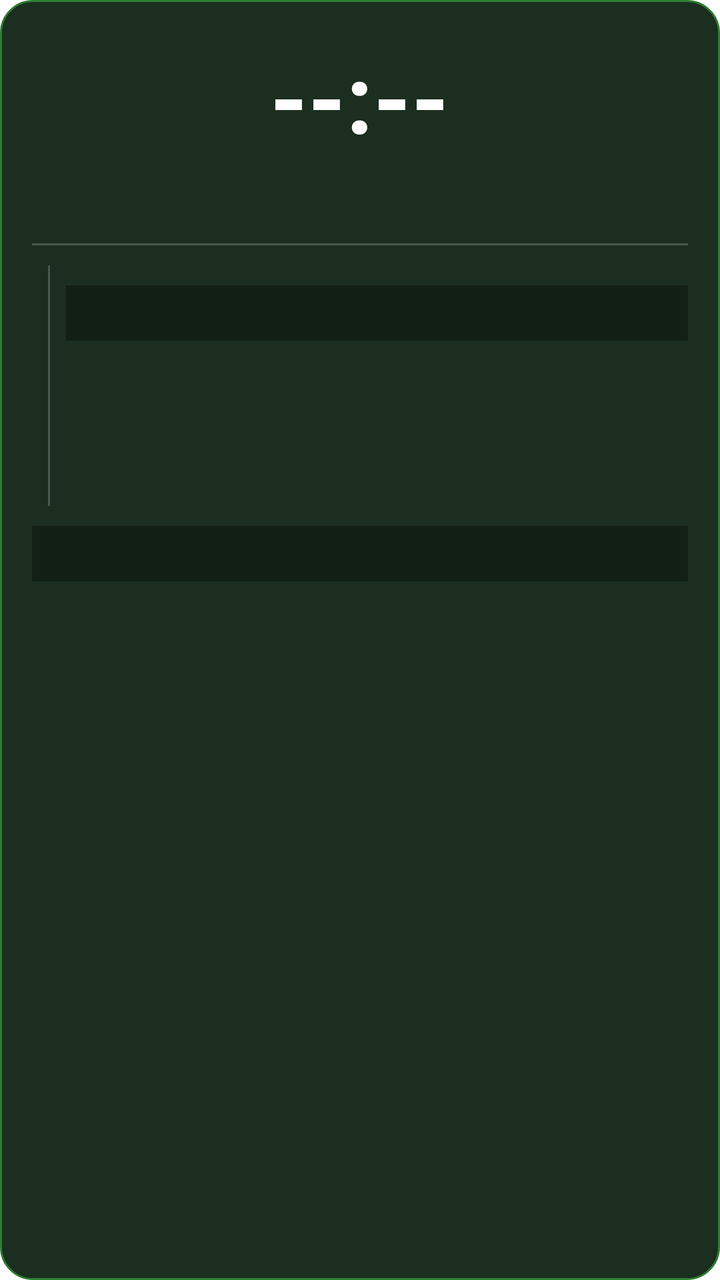
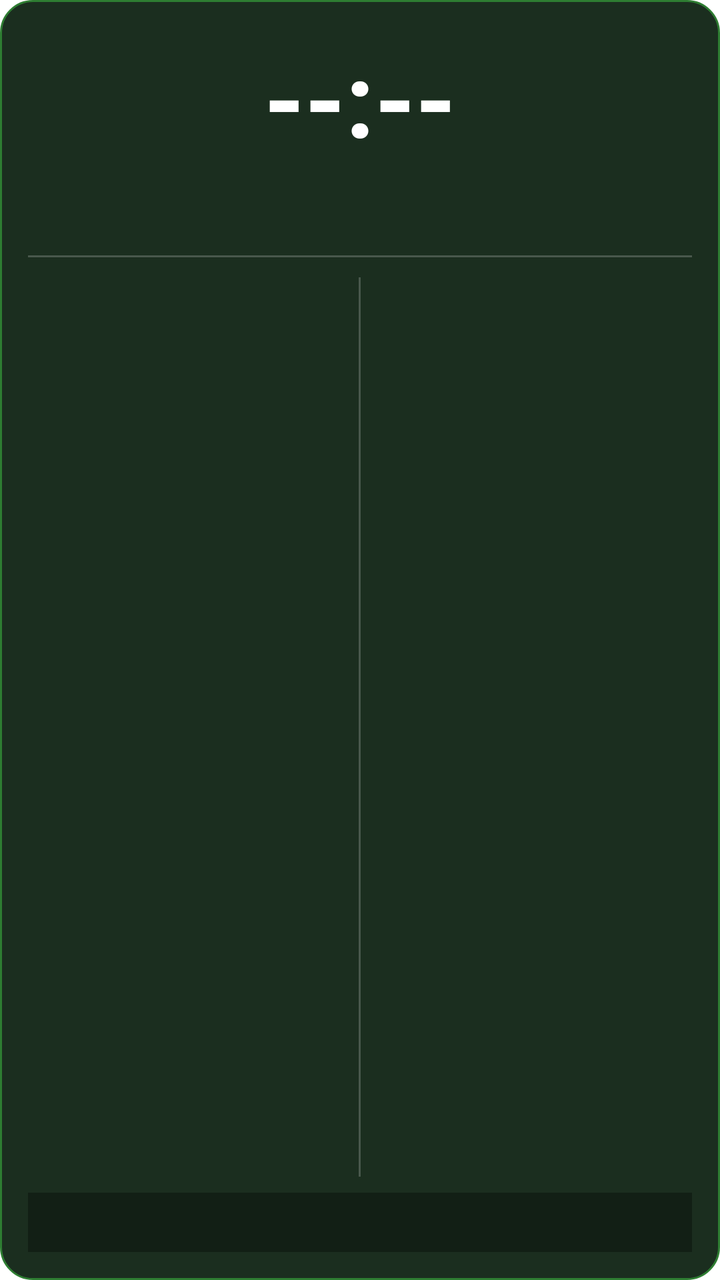

The first picture is an Android layout as it rendered before a commit; the second is the same layout after the commit. The layout source and the unified diff follow.
<!-- AndroidManifest.xml: fallback theme Theme.MaterialComponents.DayNight.NoActionBar -->
<!-- res/layout/prayer_widget_layout.xml -->
<?xml version="1.0" encoding="utf-8"?>
<LinearLayout xmlns:android="http://schemas.android.com/apk/res/android"
    android:layout_width="match_parent"
    android:layout_height="match_parent"
    android:orientation="vertical"
    android:background="@drawable/widget_background"
    android:padding="16dp"
    android:gravity="center_horizontal">

    
    <TextView
        android:id="@+id/widget_time"
        android:layout_width="wrap_content"
        android:layout_height="wrap_content"
        android:text="--:--"
        android:textColor="#FFFFFF"
        android:textSize="48sp"
        android:textStyle="bold" />

    
    <TextView
        android:id="@+id/widget_day"
        android:layout_width="wrap_content"
        android:layout_height="wrap_content"
        android:layout_marginTop="2dp"
        android:text=""
        android:textColor="#B0BEC5"
        android:textSize="22sp"
        android:textStyle="bold" />

    
    <TextView
        android:layout_width="match_parent"
        android:layout_height="1dp"
        android:layout_marginTop="10dp"
        android:layout_marginBottom="10dp"
        android:background="#33FFFFFF"
        android:text="" />

    
    <LinearLayout
        android:layout_width="match_parent"
        android:layout_height="wrap_content"
        android:orientation="horizontal">

        
        <LinearLayout
            android:layout_width="0dp"
            android:layout_height="wrap_content"
            android:layout_weight="1"
            android:orientation="vertical">

            <TextView
                android:id="@+id/widget_gregorian"
                android:layout_width="wrap_content"
                android:layout_height="wrap_content"
                android:text=""
                android:textColor="#E0E0E0"
                android:textSize="14sp"
                android:textStyle="bold" />

            <TextView
                android:id="@+id/widget_hijri"
                android:layout_width="wrap_content"
                android:layout_height="wrap_content"
                android:layout_marginTop="4dp"
                android:text=""
                android:textColor="#FFD54F"
                android:textSize="14sp"
                android:textStyle="bold" />

            <TextView
                android:id="@+id/widget_bangla_date"
                android:layout_width="wrap_content"
                android:layout_height="wrap_content"
                android:layout_marginTop="4dp"
                android:text=""
                android:textColor="#80DEEA"
                android:textSize="13sp"
                android:textStyle="bold" />

            
    <TextView
        android:id="@+id/widget_marquee"
        android:layout_width="match_parent"
        android:layout_height="wrap_content"
        android:layout_marginTop="10dp"
        android:paddingTop="6dp"
        android:paddingBottom="4dp"
        android:background="#55000000"
        android:text=""
        android:textColor="#FFD54F"
        android:textSize="13sp"
        android:textStyle="bold"
        android:singleLine="true"
        android:ellipsize="marquee"
        android:marqueeRepeatLimit="marquee_forever"
        android:focusable="true"
        android:focusableInTouchMode="true"
        android:scrollHorizontally="true"
        android:selected="true" />

</LinearLayout>

        
        <TextView
            android:layout_width="1dp"
            android:layout_height="match_parent"
            android:layout_marginStart="8dp"
            android:layout_marginEnd="8dp"
            android:background="#33FFFFFF"
            android:text="" />

        
        <LinearLayout
            android:layout_width="0dp"
            android:layout_height="wrap_content"
            android:layout_weight="1"
            android:orientation="vertical">

            <TextView
                android:id="@+id/widget_sunrise"
                android:layout_width="wrap_content"
                android:layout_height="wrap_content"
                android:text=""
                android:textColor="#FFD54F"
                android:textSize="13sp"
                android:textStyle="bold" />

            <TextView
                android:id="@+id/widget_sunset"
                android:layout_width="wrap_content"
                android:layout_height="wrap_content"
                android:layout_marginTop="3dp"
                android:text=""
                android:textColor="#FFD54F"
                android:textSize="13sp"
                android:textStyle="bold" />

            <TextView
                android:id="@+id/widget_sehri"
                android:layout_width="wrap_content"
                android:layout_height="wrap_content"
                android:layout_marginTop="6dp"
                android:text=""
                android:textColor="#00E676"
                android:textSize="13sp"
                android:textStyle="bold" />

            <TextView
                android:id="@+id/widget_iftar"
                android:layout_width="wrap_content"
                android:layout_height="wrap_content"
                android:layout_marginTop="3dp"
                android:text=""
                android:textColor="#00E676"
                android:textSize="13sp"
                android:textStyle="bold" />

            
    <TextView
        android:id="@+id/widget_marquee"
        android:layout_width="match_parent"
        android:layout_height="wrap_content"
        android:layout_marginTop="10dp"
        android:paddingTop="6dp"
        android:paddingBottom="4dp"
        android:background="#55000000"
        android:text=""
        android:textColor="#FFD54F"
        android:textSize="13sp"
        android:textStyle="bold"
        android:singleLine="true"
        android:ellipsize="marquee"
        android:marqueeRepeatLimit="marquee_forever"
        android:focusable="true"
        android:focusableInTouchMode="true"
        android:scrollHorizontally="true"
        android:selected="true" />

</LinearLayout>
        
    <TextView
        android:id="@+id/widget_marquee"
        android:layout_width="match_parent"
        android:layout_height="wrap_content"
        android:layout_marginTop="10dp"
        android:paddingTop="6dp"
        android:paddingBottom="4dp"
        android:background="#55000000"
        android:text=""
        android:textColor="#FFD54F"
        android:textSize="13sp"
        android:textStyle="bold"
        android:singleLine="true"
        android:ellipsize="marquee"
        android:marqueeRepeatLimit="marquee_forever"
        android:focusable="true"
        android:focusableInTouchMode="true"
        android:scrollHorizontally="true"
        android:selected="true" />

</LinearLayout>

    
    <TextView
        android:id="@+id/widget_marquee"
        android:layout_width="match_parent"
        android:layout_height="wrap_content"
        android:layout_marginTop="10dp"
        android:paddingTop="6dp"
        android:paddingBottom="4dp"
        android:background="#55000000"
        android:text=""
        android:textColor="#FFD54F"
        android:textSize="13sp"
        android:textStyle="bold"
        android:singleLine="true"
        android:ellipsize="marquee"
        android:marqueeRepeatLimit="marquee_forever"
        android:focusable="true"
        android:focusableInTouchMode="true"
        android:scrollHorizontally="true"
        android:selected="true" />

</LinearLayout>
<!-- resources referenced by this layout -->
<resources>
  <!-- drawable widget_background (drawable) -->
  <?xml version="1.0" encoding="utf-8"?>
  <shape xmlns:android="http://schemas.android.com/apk/res/android"
      android:shape="rectangle">
      <solid android:color="#1B2E1F" />
      <corners android:radius="16dp" />
      <stroke
          android:width="1dp"
          android:color="#2E7D32" />
  </shape>
</resources>

<!-- the commit's change to res/layout/prayer_widget_layout.xml (unified diff, before → after) -->
@@ -4,20 +4,18 @@
     android:layout_height="match_parent"
     android:orientation="vertical"
     android:background="@drawable/widget_background"
-    android:padding="16dp"
+    android:padding="14dp"
     android:gravity="center_horizontal">
 
-    
     <TextView
         android:id="@+id/widget_time"
         android:layout_width="wrap_content"
         android:layout_height="wrap_content"
         android:text="--:--"
         android:textColor="#FFFFFF"
-        android:textSize="48sp"
+        android:textSize="52sp"
         android:textStyle="bold" />
 
-    
     <TextView
         android:id="@+id/widget_day"
         android:layout_width="wrap_content"
@@ -25,25 +23,22 @@
         android:layout_marginTop="2dp"
         android:text=""
         android:textColor="#B0BEC5"
-        android:textSize="22sp"
+        android:textSize="24sp"
         android:textStyle="bold" />
 
-    
-    <TextView
+    <View
         android:layout_width="match_parent"
         android:layout_height="1dp"
         android:layout_marginTop="10dp"
         android:layout_marginBottom="10dp"
-        android:background="#33FFFFFF"
-        android:text="" />
+        android:background="#33FFFFFF" />
 
-    
     <LinearLayout
         android:layout_width="match_parent"
-        android:layout_height="wrap_content"
+        android:layout_height="0dp"
+        android:layout_weight="1"
         android:orientation="horizontal">
 
-        
         <LinearLayout
             android:layout_width="0dp"
             android:layout_height="wrap_content"
@@ -56,62 +51,38 @@
                 android:layout_height="wrap_content"
                 android:text=""
                 android:textColor="#E0E0E0"
-                android:textSize="14sp"
+                android:textSize="15sp"
                 android:textStyle="bold" />
 
             <TextView
                 android:id="@+id/widget_hijri"
                 android:layout_width="wrap_content"
                 android:layout_height="wrap_content"
-                android:layout_marginTop="4dp"
+                android:layout_marginTop="5dp"
                 android:text=""
                 android:textColor="#FFD54F"
-                android:textSize="14sp"
+                android:textSize="15sp"
                 android:textStyle="bold" />
 
             <TextView
                 android:id="@+id/widget_bangla_date"
                 android:layout_width="wrap_content"
                 android:layout_height="wrap_content"
-                android:layout_marginTop="4dp"
+                android:layout_marginTop="5dp"
                 android:text=""
                 android:textColor="#80DEEA"
-                android:textSize="13sp"
+                android:textSize="14sp"
                 android:textStyle="bold" />
 
-            
-    <TextView
-        android:id="@+id/widget_marquee"
-        android:layout_width="match_parent"
-        android:layout_height="wrap_content"
-        android:layout_marginTop="10dp"
-        android:paddingTop="6dp"
-        android:paddingBottom="4dp"
-        android:background="#55000000"
-        android:text=""
-        android:textColor="#FFD54F"
-        android:textSize="13sp"
-        android:textStyle="bold"
-        android:singleLine="true"
-        android:ellipsize="marquee"
-        android:marqueeRepeatLimit="marquee_forever"
-        android:focusable="true"
-        android:focusableInTouchMode="true"
-        android:scrollHorizontally="true"
-        android:selected="true" />
+        </LinearLayout>
 
-</LinearLayout>
-
-        
-        <TextView
+        <View
             android:layout_width="1dp"
             android:layout_height="match_parent"
             android:layout_marginStart="8dp"
             android:layout_marginEnd="8dp"
-            android:background="#33FFFFFF"
-            android:text="" />
+            android:background="#33FFFFFF" />
 
-        
         <LinearLayout
             android:layout_width="0dp"
             android:layout_height="wrap_content"
@@ -124,103 +95,59 @@
                 android:layout_height="wrap_content"
                 android:text=""
                 android:textColor="#FFD54F"
-                android:textSize="13sp"
+                android:textSize="14sp"
                 android:textStyle="bold" />
 
             <TextView
                 android:id="@+id/widget_sunset"
                 android:layout_width="wrap_content"
                 android:layout_height="wrap_content"
-                android:layout_marginTop="3dp"
+                android:layout_marginTop="4dp"
                 android:text=""
                 android:textColor="#FFD54F"
-                android:textSize="13sp"
+                android:textSize="14sp"
                 android:textStyle="bold" />
 
             <TextView
                 android:id="@+id/widget_sehri"
                 android:layout_width="wrap_content"
                 android:layout_height="wrap_content"
-                android:layout_marginTop="6dp"
+                android:layout_marginTop="8dp"
                 android:text=""
                 android:textColor="#00E676"
-                android:textSize="13sp"
+                android:textSize="14sp"
                 android:textStyle="bold" />
 
             <TextView
                 android:id="@+id/widget_iftar"
                 android:layout_width="wrap_content"
                 android:layout_height="wrap_content"
-                android:layout_marginTop="3dp"
+                android:layout_marginTop="4dp"
                 android:text=""
                 android:textColor="#00E676"
-                android:textSize="13sp"
+                android:textSize="14sp"
                 android:textStyle="bold" />
 
-            
+        </LinearLayout>
+    </LinearLayout>
+
+    
     <TextView
-        android:id="@+id/widget_marquee"
+        android:id="@+id/widget_alert"
         android:layout_width="match_parent"
         android:layout_height="wrap_content"
-        android:layout_marginTop="10dp"
+        android:layout_marginTop="8dp"
         android:paddingTop="6dp"
-        android:paddingBottom="4dp"
+        android:paddingBottom="6dp"
+        android:paddingStart="8dp"
+        android:paddingEnd="8dp"
         android:background="#55000000"
         android:text=""
         android:textColor="#FFD54F"
         android:textSize="13sp"
         android:textStyle="bold"
         android:singleLine="true"
-        android:ellipsize="marquee"
-        android:marqueeRepeatLimit="marquee_forever"
-        android:focusable="true"
-        android:focusableInTouchMode="true"
-        android:scrollHorizontally="true"
-        android:selected="true" />
+        android:ellipsize="end"
+        android:gravity="center" />
 
 </LinearLayout>
-        
-    <TextView
-        android:id="@+id/widget_marquee"
-        android:layout_width="match_parent"
-        android:layout_height="wrap_content"
-        android:layout_marginTop="10dp"
-        android:paddingTop="6dp"
-        android:paddingBottom="4dp"
-        android:background="#55000000"
-        android:text=""
-        android:textColor="#FFD54F"
-        android:textSize="13sp"
-        android:textStyle="bold"
-        android:singleLine="true"
-        android:ellipsize="marquee"
-        android:marqueeRepeatLimit="marquee_forever"
-        android:focusable="true"
-        android:focusableInTouchMode="true"
-        android:scrollHorizontally="true"
-        android:selected="true" />
-
-</LinearLayout>
-
-    
-    <TextView
-        android:id="@+id/widget_marquee"
-        android:layout_width="match_parent"
-        android:layout_height="wrap_content"
-        android:layout_marginTop="10dp"
-        android:paddingTop="6dp"
-        android:paddingBottom="4dp"
-        android:background="#55000000"
-        android:text=""
-        android:textColor="#FFD54F"
-        android:textSize="13sp"
-        android:textStyle="bold"
-        android:singleLine="true"
-        android:ellipsize="marquee"
-        android:marqueeRepeatLimit="marquee_forever"
-        android:focusable="true"
-        android:focusableInTouchMode="true"
-        android:scrollHorizontally="true"
-        android:selected="true" />
-
-</LinearLayout>
